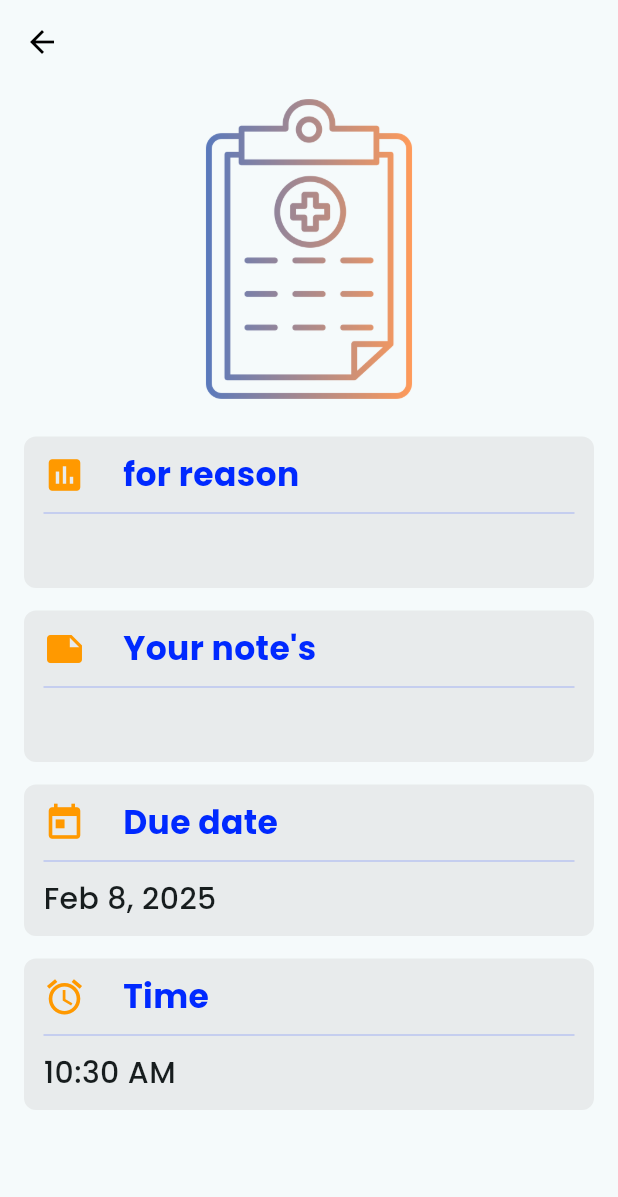
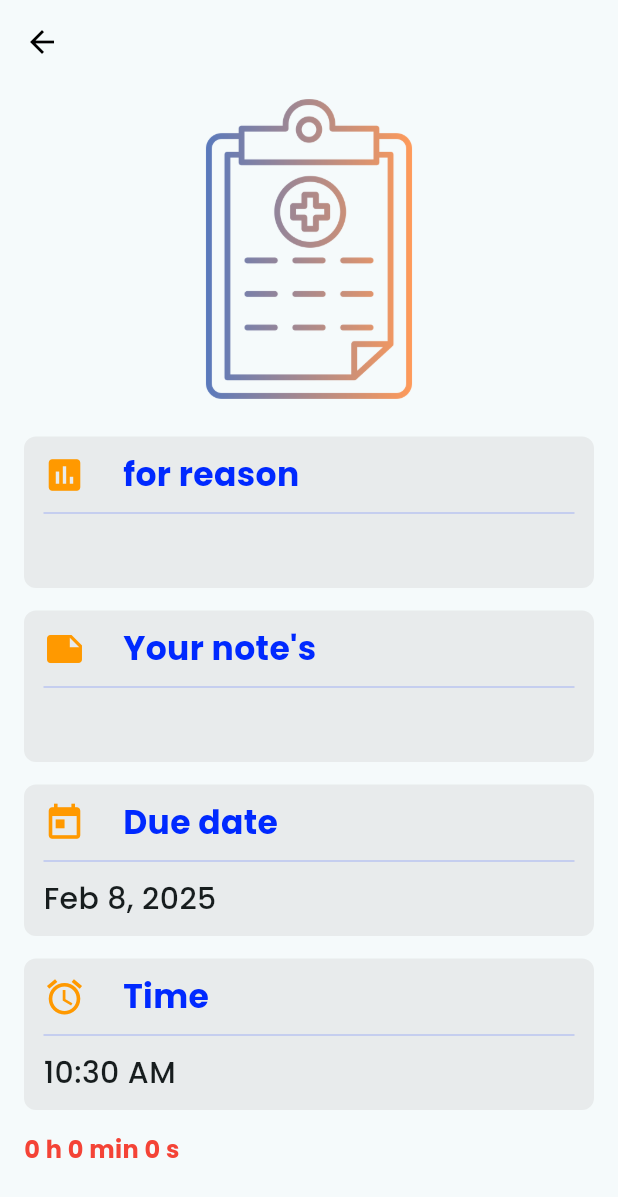
Before and after one commit to andriimobdev25/healthcare-app, a Flutter app: the SingleClinicPage screen opened directly with empty values, on a phone screen of 412 x 824 dp. Shown: the top 1197 px of the screen. Run offline on Flutter 3.47's test engine with Material 3 defaults, Android fonts, the phone set to English and light mode, and no system bars; our stand-ins replace animate_do, cloud_firestore, firebase_auth, firebase_core, firebase_storage, fl_chart and 5 more; accounts and stored records are empty; network calls fail.

```diff
--- a/lib/pages/healthcategory/single_clinic_page.dart
+++ b/lib/pages/healthcategory/single_clinic_page.dart
@@ -1,5 +1,6 @@
 import 'package:flutter/material.dart';
 import 'package:healthcare/models/clinic_model.dart';
+import 'package:healthcare/widgets/single_category/countdown_timmer.dart';
 import 'package:healthcare/widgets/single_category/single_clinic_card.dart';
 import 'package:intl/intl.dart';
 
@@ -38,24 +39,22 @@ class SingleClinicPage extends StatelessWidget {
                 description: clinic.reason,
                 icon: Icons.assessment,
               ),
-
               SingleClinicCard(
                 title: "Your note's",
                 description: clinic.note,
                 icon: Icons.note,
               ),
-
               SingleClinicCard(
                 title: "Due date",
                 description: DateFormat.yMMMd().format(clinic.dueDate),
                 icon: Icons.today,
               ),
-
               SingleClinicCard(
                 title: "Time",
                 description: clinic.dueTime.format(context),
                 icon: Icons.alarm,
               ),
+              CountdownTimmer(dueDate: clinic.dueDate)
             ],
           ),
         )),
```
